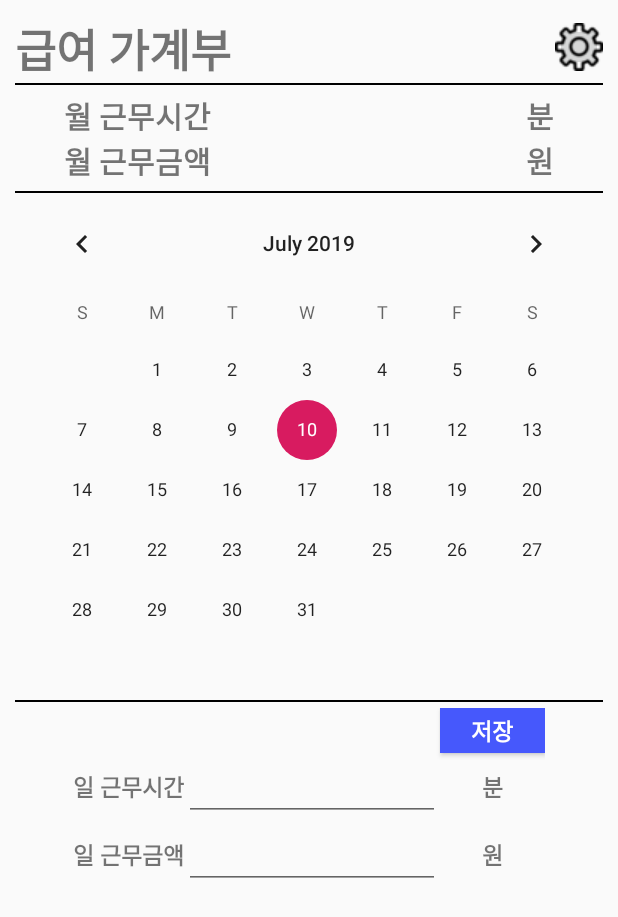
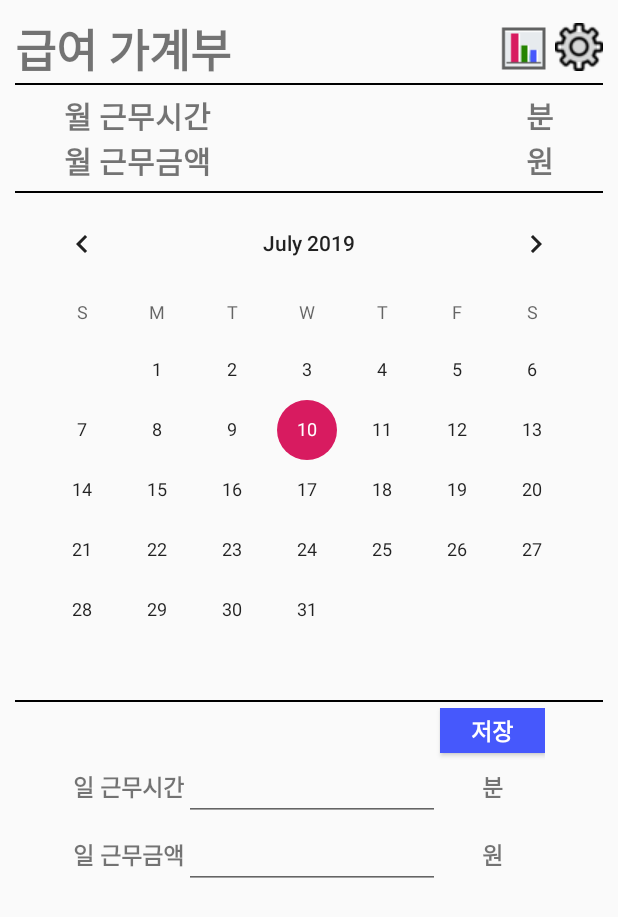
Before and after one commit to jhoon100/AccountManager, an Android app: the screen it shows after launch (MainActivity), on a phone screen of 412 x 824 dp. Shown: the top 917 px of the screen. Run offline under Robolectric (Android 15) with nearby library versions, the phone set to English and light mode, and no system bars.

Commit message:
window work

```diff
--- a/app/src/main/AndroidManifest.xml
+++ b/app/src/main/AndroidManifest.xml
@@ -16,6 +16,7 @@
                 <category android:name="android.intent.category.LAUNCHER" />
             </intent-filter>
         </activity>
+        <activity android:name=".StatisticsActivity" />
     </application>
 
 </manifest>
--- a/app/src/main/java/com/bjh/myaccountmanager/MainActivity.java
+++ b/app/src/main/java/com/bjh/myaccountmanager/MainActivity.java
@@ -3,6 +3,7 @@ package com.bjh.myaccountmanager;
 import android.app.AlertDialog;
 import android.content.ContentValues;
 import android.content.DialogInterface;
+import android.content.Intent;
 import android.database.Cursor;
 import android.database.sqlite.SQLiteDatabase;
 import android.database.sqlite.SQLiteException;
@@ -49,6 +50,7 @@ public class MainActivity extends AppCompatActivity {
     Button btnSave;                 // 일 저장 버튼
 
     ImageButton btnSetting;         // 기본 세팅 버튼
+    ImageButton btnStatistics;      // 통계 버튼
 
     private TextView dailyTitle;            // 일자 선택 시 title
 
@@ -64,6 +66,7 @@ public class MainActivity extends AppCompatActivity {
 
         btnSave = (Button) findViewById(R.id.btnSave);                  // 저장 버튼
         btnSetting = (ImageButton) findViewById(R.id.btnSetting);       // 기본 세팅 버튼
+        btnStatistics = (ImageButton) findViewById(R.id.btnStatistics); // 통계 버튼
 
         dailyTitle = (TextView) findViewById(R.id.txtDaily);            // 일 상세 타이틀
 
@@ -323,6 +326,16 @@ public class MainActivity extends AppCompatActivity {
             }
         });
 
+        // 통계 버튼 클릭
+        btnStatistics.setOnClickListener(new View.OnClickListener() {
+            @Override
+            public void onClick(View view) {
+                Intent statisticsIntent = new Intent(getApplicationContext(), StatisticsActivity.class);
+                startActivity(statisticsIntent);
+            }
+        });
+
+        // 시간 대비 금액 자동 계산 ( 포커스 변경 시 )
         txtDailyTimes.setOnFocusChangeListener(new View.OnFocusChangeListener() {
             @Override
             public void onFocusChange(View v, boolean hasFocus) {
--- a/app/src/main/res/layout/activity_main.xml
+++ b/app/src/main/res/layout/activity_main.xml
@@ -18,17 +18,28 @@
             android:layout_height="wrap_content"
             android:orientation="horizontal">
 
-            <TextView
-                android:id="@+id/titleText"
-                android:layout_width="wrap_content"
-                android:layout_height="wrap_content"
-                android:text="@string/titleName"
-                android:textSize="30sp"
-                android:textStyle="bold" />
-
             <GridLayout
                 android:layout_width="match_parent"
                 android:layout_height="match_parent">
+
+                <TextView
+                    android:id="@+id/titleText"
+                    android:layout_width="wrap_content"
+                    android:layout_height="wrap_content"
+                    android:text="@string/titleName"
+                    android:textSize="30sp"
+                    android:textStyle="bold"
+                    android:layout_gravity="start"/>
+
+                <ImageButton
+                    android:id="@+id/btnStatistics"
+                    android:layout_width="wrap_content"
+                    android:layout_height="wrap_content"
+                    android:src="@drawable/statistics"
+                    android:padding="0dp"
+                    android:layout_marginTop="5dp"
+                    android:layout_marginRight="5dp">
+                </ImageButton>
 
                 <ImageButton
                     android:id="@+id/btnSetting"
@@ -36,7 +47,6 @@
                     android:layout_height="wrap_content"
                     android:src="@drawable/settings"
                     android:padding="0dp"
-                    android:layout_gravity="end"
                     android:layout_marginTop="5dp"/>
 
             </GridLayout>
--- a/build.gradle
+++ b/build.gradle
@@ -7,7 +7,7 @@ buildscript {
 
     }
     dependencies {
-        classpath 'com.android.tools.build:gradle:3.3.2'
+        classpath 'com.android.tools.build:gradle:3.4.2'
 
         // NOTE: Do not place your application dependencies here; they belong
         // in the individual module build.gradle files
```
Also changed, not shown: app/src/main/java/com/bjh/myaccountmanager/StatisticsActivity.java (added, +13 -0 lines), app/src/main/res/layout/activity_statistics.xml (+5 -24 lines), app/src/main/res/drawable/statistics.png (added), gradle/wrapper/gradle-wrapper.properties.
